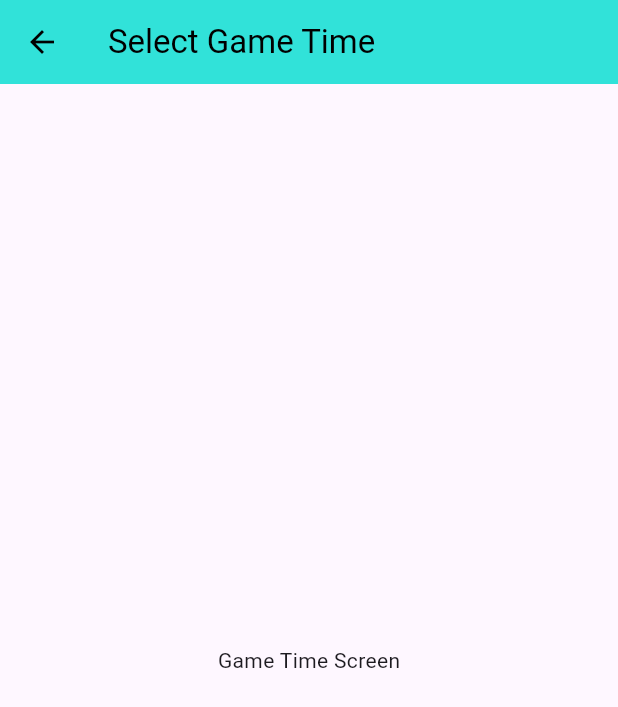
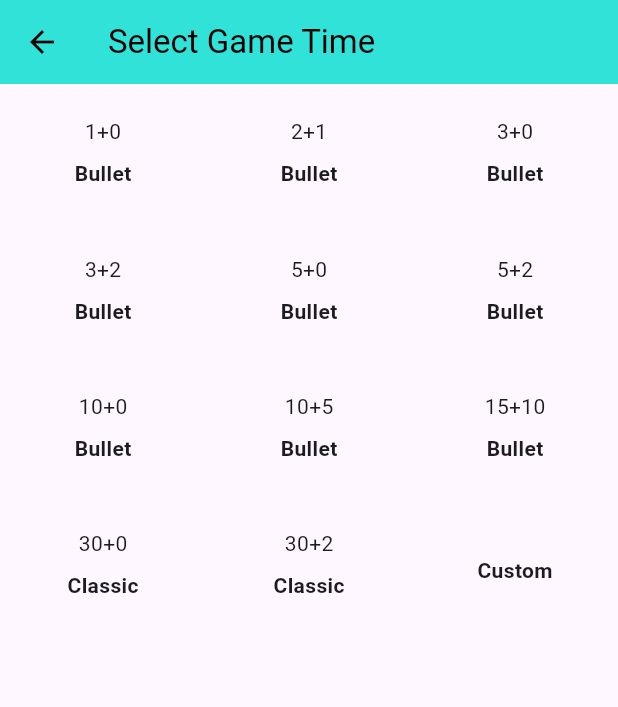
Before and after one commit to infomotin/chess_, a Flutter app: the screen it shows after launch, after a tap on "Play Vs Computer", on a phone screen of 412 x 824 dp. Shown: the top 707 px of the screen. Run offline on Flutter 3.47's test engine with Material 3 defaults, Android fonts, the phone set to English and light mode, and no system bars; missing offline and left inert: bishop, dart:html, square_bishop, squares.

Commit message:
update Screen

```diff
--- a/lib/helpper/helpper_method.dart
+++ b/lib/helpper/helpper_method.dart
@@ -1,3 +1,5 @@
+import 'package:flutter/material.dart';
+
 final List<String> gameTime = [
   'Bullet 1+0',
   'Bullet 2+1',
@@ -10,5 +12,29 @@ final List<String> gameTime = [
   'Bullet 15+10',
   'Classic 30+0',
   'Classic 30+2',
-  'Custom ',
+  'Custom 60+0',
 ];
+
+Widget buildGameType(
+    {required String label,
+    String? gameTime,
+    IconData? icon,
+    required Function() onTap}) {
+  return InkWell(
+    borderRadius: BorderRadius.circular(20),
+    onTap: onTap,
+    child: Column(
+      mainAxisAlignment: MainAxisAlignment.center,
+      children: [
+        icon != null ? Icon(icon) : gameTime! == '60+0'? const SizedBox.shrink() : Text(gameTime),
+        const SizedBox(
+          height: 8,
+        ),
+        Text(
+          label,
+          style: const TextStyle(fontWeight: FontWeight.bold),
+        )
+      ],
+    ),
+  );
+}
--- a/lib/main_screen/game_time_screen.dart
+++ b/lib/main_screen/game_time_screen.dart
@@ -1,3 +1,5 @@
+import 'package:chess/helpper/helpper_method.dart';
+import 'package:chess/main_screen/game_start_up_screen.dart';
 import 'package:flutter/material.dart';
 
 class GameTimeScreen extends StatefulWidget {
@@ -24,9 +26,24 @@ class _GameTimeScreenState extends State<GameTimeScreen> {
             icon: const Icon(Icons.arrow_back, color: Colors.black),
           ),
         ),
-      body: const Center(
-        child: Text('Game Time Screen'),
-      ),
+        body: GridView.builder(
+            gridDelegate: const SliverGridDelegateWithFixedCrossAxisCount(
+                crossAxisCount: 3, childAspectRatio: 1.5),
+            itemCount: gameTime.length,
+            itemBuilder: (context, index) {
+              final String label = gameTime[index].split(' ')[0];
+              final String GameTime = gameTime[index].split(' ')[1];
+              return buildGameType(
+                label: label,
+                gameTime: GameTime,
+                onTap: () {
+                  Navigator.push(
+                      context,
+                      MaterialPageRoute(
+                        builder: (context) => const GameStartUpScreen(),
+                      ));
+                },
               );
+            }));
   }
 }
--- a/lib/main_screen/home_screen.dart
+++ b/lib/main_screen/home_screen.dart
@@ -1,4 +1,5 @@
 import 'dart:math';
+import 'package:chess/helpper/helpper_method.dart';
 import 'package:chess/main_screen/about_screen.dart';
 import 'package:chess/main_screen/game_time_screen.dart';
 import 'package:chess/main_screen/setting_screen.dart';
@@ -60,9 +61,11 @@ class _HomeScreenState extends State<HomeScreen> {
                             builder: (context) => const AboutScreen()));
                   }),
               buildGameType(
-                  label: 'Settings', icon: Icons.settings, onTap: () {
-                print("settings");
-                Navigator.push(
+                  label: 'Settings',
+                  icon: Icons.settings,
+                  onTap: () {
+                   print("settings");
+                  Navigator.push(
                     context,
                     MaterialPageRoute(
                         builder: (context) => const SettingScreen()));
@@ -72,27 +75,3 @@ class _HomeScreenState extends State<HomeScreen> {
         ));
   }
 }
-
-Widget buildGameType(
-    {required String label,
-    String? gameTime,
-    IconData? icon,
-    required Function() onTap}) {
-  return InkWell(
-    borderRadius: BorderRadius.circular(20),
-    onTap: onTap,
-    child: Column(
-      mainAxisAlignment: MainAxisAlignment.center,
-      children: [
-        icon != null ? Icon(icon) : Text(gameTime!),
-        const SizedBox(
-          height: 8,
-        ),
-        Text(
-          label,
-          style: const TextStyle(fontWeight: FontWeight.bold),
-        )
-      ],
-    ),
-  );
-}
--- a/lib/main_screen/setting_screen.dart
+++ b/lib/main_screen/setting_screen.dart
@@ -1,3 +1,4 @@
+import 'package:chess/helpper/helpper_method.dart';
 import 'package:flutter/material.dart';
 
 class SettingScreen extends StatefulWidget {
@@ -10,7 +11,7 @@ class SettingScreen extends StatefulWidget {
 class _SettingScreenState extends State<SettingScreen> {
   @override
   Widget build(BuildContext context) {
-    return  Scaffold(
+    return Scaffold(
         appBar: AppBar(
           backgroundColor: const Color.fromARGB(255, 49, 226, 217),
           title: const Text(
@@ -26,7 +27,6 @@ class _SettingScreenState extends State<SettingScreen> {
         ),
         body: Center(
           child: Text('Setting Screen'),
-      ),
-    );
+        ));
   }
 }
```
Also changed, not shown: lib/main_screen/game_start_up_screen.dart (added, +34 -0 lines). Lines whose indentation alone changed are shown as unchanged.
